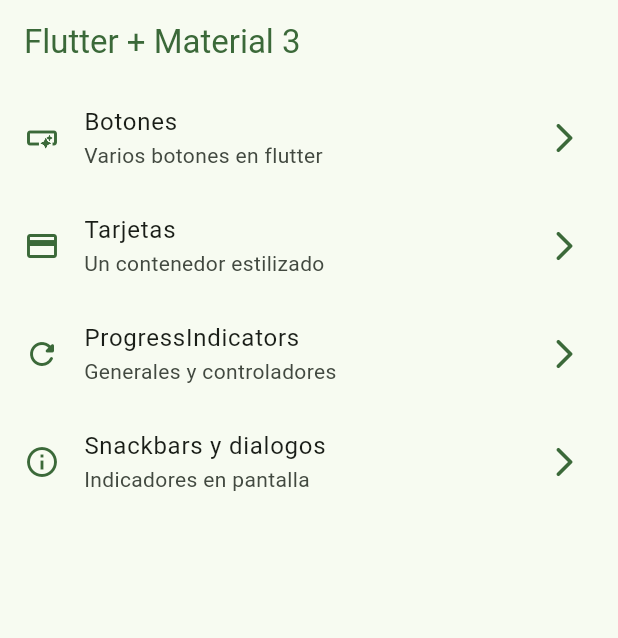
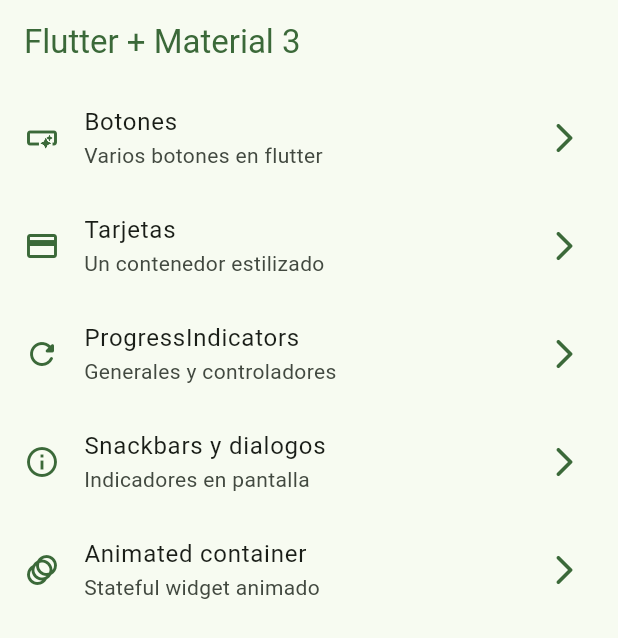
Before and after one commit to osvaldo-o/widgets-app-flutter, a Flutter app: the screen it shows after launch, on a phone screen of 412 x 824 dp. Shown: the top 638 px of the screen. Run offline on Flutter 3.47's test engine with Material 3 defaults, Android fonts, the phone set to English and light mode, and no system bars; our stand-ins replace go_router.

Commit message:
Animated container

```diff
--- a/lib/config/menu/menu_items.dart
+++ b/lib/config/menu/menu_items.dart
@@ -34,4 +34,9 @@ const List<MenuItem> appMenuItems = [
       subTitle: 'Indicadores en pantalla',
       link: '/snackbars',
       icon: Icons.info_outline),
+  MenuItem(
+      title: 'Animated container',
+      subTitle: 'Stateful widget animado',
+      link: '/animated',
+      icon: Icons.animation_rounded),
 ];
--- a/lib/config/router/app_router.dart
+++ b/lib/config/router/app_router.dart
@@ -23,5 +23,9 @@ final appRouter = GoRouter(
       path: '/snackbars',
       builder: (context, state) => const SnackbarScreen(),
     ),
+    GoRoute(
+      path: '/animated',
+      builder: (context, state) => const AnimatedScreen(),
+    )
   ],
 );
```
Also changed, not shown: lib/presentation/screens/animated/animated_screen.dart (+40 -2 lines).
